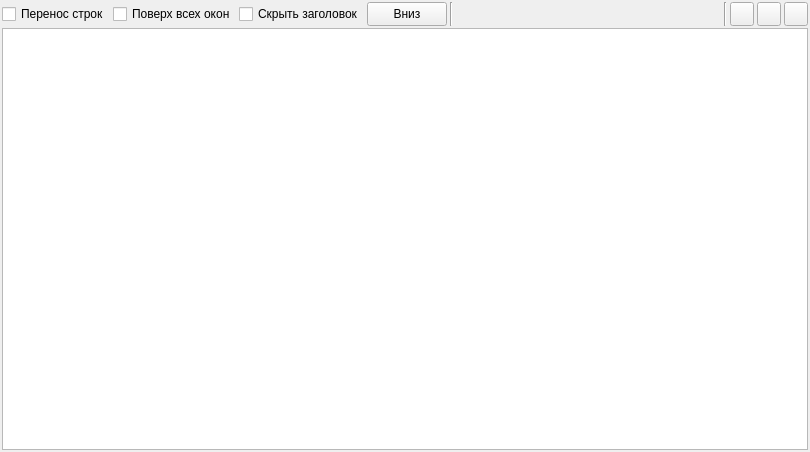
The window that LogConsoleWidget.ui (denwoken/LogConsole) describes before a commit, drawn with Qt 5.
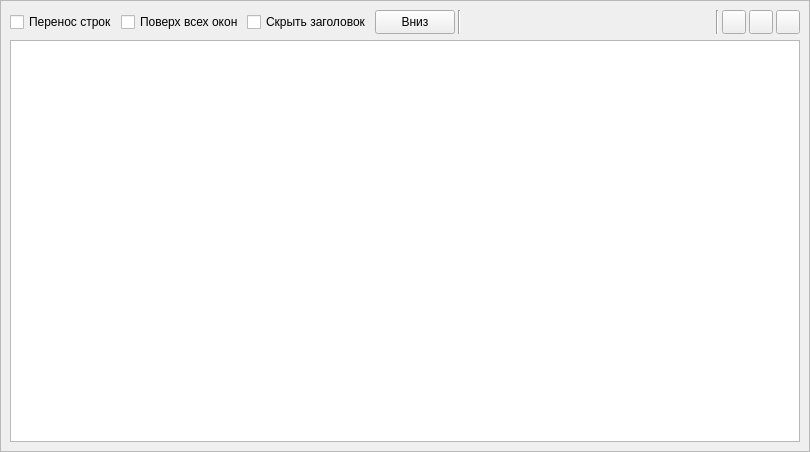
The same window after the commit.

The edit to the form file:
```diff
--- a/LogConsoleWidget.ui
+++ b/LogConsoleWidget.ui
@@ -13,21 +13,42 @@
   <property name="windowTitle">
    <string>Form</string>
   </property>
+  <layout class="QVBoxLayout" name="verticalLayout_2">
+   <property name="spacing">
+    <number>0</number>
+   </property>
+   <property name="leftMargin">
+    <number>0</number>
+   </property>
+   <property name="topMargin">
+    <number>0</number>
+   </property>
+   <property name="rightMargin">
+    <number>0</number>
+   </property>
+   <property name="bottomMargin">
+    <number>0</number>
+   </property>
+   <item>
+    <widget class="QFrame" name="frame">
+     <property name="frameShape">
+      <enum>QFrame::StyledPanel</enum>
+     </property>
+     <property name="frameShadow">
+      <enum>QFrame::Raised</enum>
+     </property>
   <layout class="QVBoxLayout" name="verticalLayout">
-   <property name="spacing">
-    <number>2</number>
-   </property>
    <property name="leftMargin">
-    <number>2</number>
+       <number>9</number>
    </property>
    <property name="topMargin">
-    <number>2</number>
+       <number>9</number>
    </property>
    <property name="rightMargin">
-    <number>2</number>
+       <number>9</number>
    </property>
    <property name="bottomMargin">
-    <number>2</number>
+       <number>9</number>
    </property>
    <item>
     <layout class="QHBoxLayout" name="horizontalLayout">
@@ -205,6 +226,9 @@
 &lt;/style&gt;&lt;/head&gt;&lt;body style=&quot; font-family:'Segoe UI'; font-size:9pt; font-weight:400; font-style:normal;&quot;&gt;
 &lt;p style=&quot;-qt-paragraph-type:empty; margin-top:0px; margin-bottom:0px; margin-left:0px; margin-right:0px; -qt-block-indent:0; text-indent:0px;&quot;&gt;&lt;br /&gt;&lt;/p&gt;&lt;/body&gt;&lt;/html&gt;</string>
      </property>
+       </widget>
+      </item>
+     </layout>
     </widget>
    </item>
   </layout>
```
Lines whose indentation alone changed are shown as unchanged.
